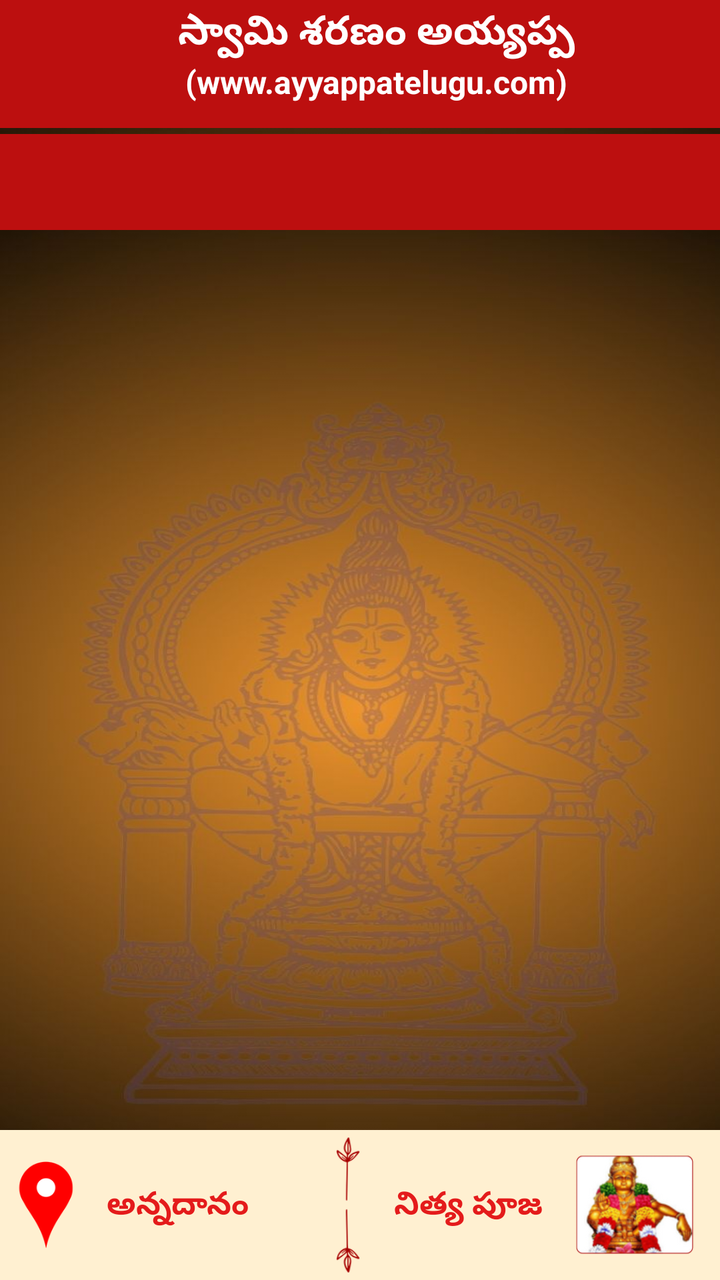
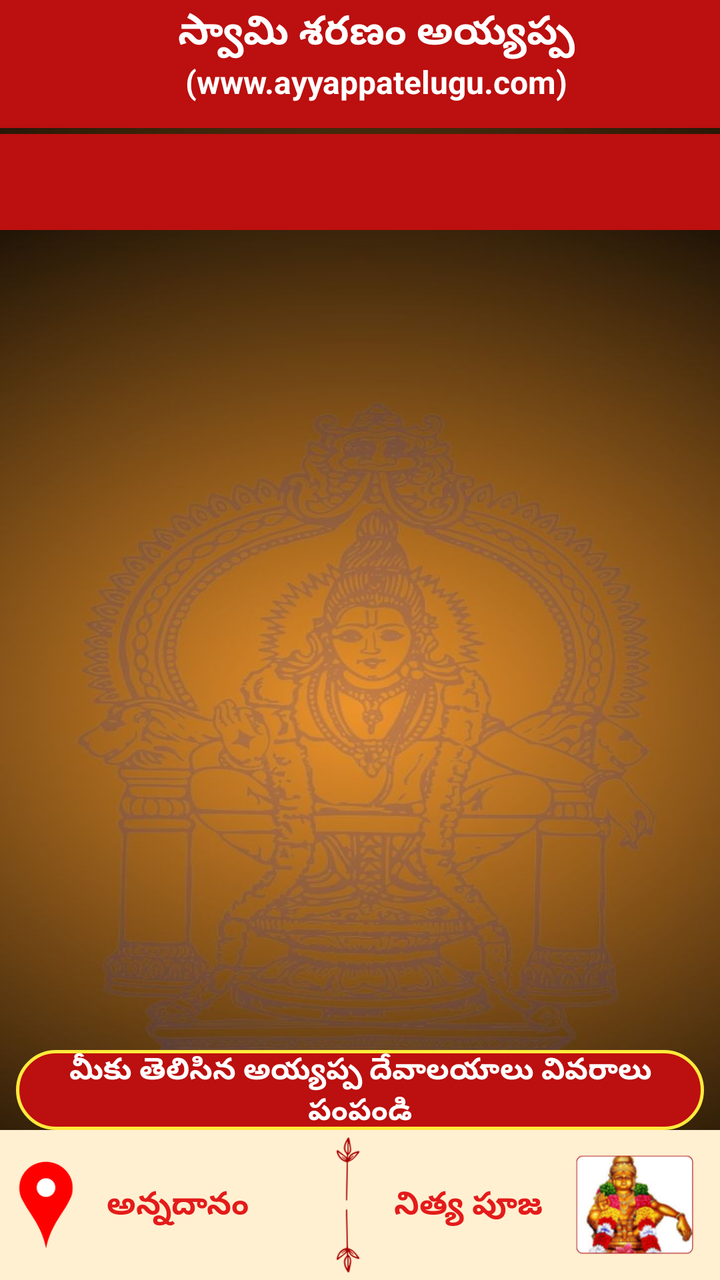

Screens rendered from an Android XML layout before and after an edit, with the pre-edit source and the edit as a unified diff.
<!-- AndroidManifest.xml: application theme Theme.AyyapaTelugu -->
<!-- res/layout/activity_view_all_ayyappa_temples.xml -->
<?xml version="1.0" encoding="utf-8"?>
<androidx.coordinatorlayout.widget.CoordinatorLayout xmlns:android="http://schemas.android.com/apk/res/android"
    xmlns:app="http://schemas.android.com/apk/res-auto"
    xmlns:tools="http://schemas.android.com/tools"
    android:layout_width="match_parent"
    android:layout_height="match_parent"
    android:background="@drawable/bg_logo"
    android:fitsSystemWindows="true"
    tools:context=".HomeActivity">
    <com.google.android.material.appbar.AppBarLayout
        android:layout_width="match_parent"
        android:layout_height="wrap_content"
        android:background="#BC0F0F">
        <androidx.appcompat.widget.Toolbar
            android:id="@+id/toolbar"
            android:layout_width="match_parent"
            android:layout_height="wrap_content"
            android:background="#BC0F0F"
            >
            <include
                layout="@layout/headr_toolbar"
                android:layout_width="match_parent"
                android:layout_height="match_parent"
                />
        </androidx.appcompat.widget.Toolbar>
    </com.google.android.material.appbar.AppBarLayout>



    <include
        layout="@layout/ayyappa_temples_list"
        android:layout_width="match_parent"
        android:layout_height="match_parent"
        android:layout_marginTop="67dp"/>


    <LinearLayout
        android:layout_width="match_parent"
        android:layout_height="75dp"
        android:orientation="horizontal"
        android:layout_gravity="bottom"
        android:background="#FFF0D1">

        <LinearLayout
            android:layout_width="match_parent"
            android:layout_height="wrap_content"
            android:orientation="horizontal"
            android:weightSum="5"
            android:gravity="center"
            android:layout_weight="1">


            <ImageView
                android:layout_width="0dp"
                android:layout_height="60dp"
                android:layout_weight="1"
                android:id="@+id/layout_image_anadanam"
                android:layout_marginLeft="-20dp"
                android:src="@drawable/location"/>
            <TextView
                android:layout_width="0dp"
                android:layout_height="wrap_content"
                android:text="అన్నదానం"
                android:layout_weight="1"
                android:textColor="#E41B1B"
                android:id="@+id/layout_txt_anadanam"
                android:gravity="center"
                android:layout_marginLeft="-20dp"
                android:textSize="16dp"
                android:textStyle="bold"/>

            <ImageView
                android:layout_width="0dp"
                android:layout_height="wrap_content"
                android:layout_weight="1"
                android:layout_marginLeft="-0dp"
                android:src="@drawable/bottomcenter"/>

            <TextView
                android:layout_width="0dp"
                android:layout_height="wrap_content"
                android:text="నిత్య పూజ"
                android:layout_weight="1"
                android:textColor="#E41B1B"
                android:textSize="16dp"
                android:id="@+id/txt_nitya_pooja"
                android:layout_marginRight="-18dp"
                android:layout_marginLeft="-20dp"
                android:textStyle="bold"/>

            <ImageView
                android:layout_width="0dp"
                android:layout_height="70dp"
                android:layout_weight="1"
                android:id="@+id/img_nitya_pooja"
                android:layout_marginTop="18dp"
                android:layout_marginBottom="18dp"
                android:layout_marginLeft="10dp"
                android:src="@drawable/nithyapooja"/>

        </LinearLayout>
    </LinearLayout>

</androidx.coordinatorlayout.widget.CoordinatorLayout>
<!-- res/layout/headr_toolbar.xml (included above) -->
<?xml version="1.0" encoding="utf-8"?>
<LinearLayout
    xmlns:android="http://schemas.android.com/apk/res/android"
    android:layout_width="match_parent"
    android:layout_height="match_parent"
    android:gravity="center"
    android:background="#BC0F0F"
    android:orientation="vertical">
    <TextView
        android:layout_width="match_parent"
        android:layout_height="wrap_content"
        android:text="స్వామి శరణం అయ్యప్ప"
        android:textColor="#fff"
        android:textSize="20dp"
        android:gravity="center"
        android:textStyle="bold"/>
    <TextView
        android:layout_width="match_parent"
        android:layout_height="wrap_content"
        android:text="(www.ayyappatelugu.com)"
        android:textColor="#fff"
        android:gravity="center"
        android:textSize="16dp"
        android:layout_marginBottom="10dp"
        android:textStyle="bold"/>

</LinearLayout>
<!-- res/layout/ayyappa_temples_list.xml (included above) -->
<?xml version="1.0" encoding="utf-8"?>
<LinearLayout xmlns:android="http://schemas.android.com/apk/res/android"
    xmlns:tools="http://schemas.android.com/tools"
    android:layout_width="match_parent"
    android:layout_height="match_parent"
    android:background="@drawable/bg_logo"
    android:orientation="vertical"
    xmlns:app="http://schemas.android.com/apk/res-auto">


    <LinearLayout
        android:layout_width="match_parent"
        android:layout_height="match_parent"
        android:orientation="vertical"
        android:background="@drawable/bg_logo"
        >

        <LinearLayout
            android:layout_width="match_parent"
            android:layout_height="wrap_content"
            android:weightSum="3"
            android:gravity="center"
            android:background="#BC0F0F"
            android:orientation="horizontal">
            <com.google.android.material.tabs.TabLayout
                android:layout_width="match_parent"
                android:layout_height="wrap_content"
                app:tabTextColor="@color/white"
                android:id="@+id/tabLayout"
                app:tabGravity="fill"
                app:tabMode="fixed"
                app:tabBackground="@drawable/tab_selected"
                app:layout_constraintTop_toTopOf="parent"
                app:layout_constraintStart_toStartOf="parent"
                app:layout_constraintEnd_toEndOf="parent"
                android:background="#BC0F0F">
            </com.google.android.material.tabs.TabLayout>
        </LinearLayout>
        <LinearLayout
            android:layout_width="match_parent"
            android:layout_height="wrap_content"
            android:orientation="vertical">
            <androidx.viewpager.widget.ViewPager
                android:id="@+id/viewPager"
                android:layout_width="match_parent"
                android:layout_height="match_parent"
                app:layout_constraintTop_toBottomOf="@id/tabLayout"
                app:layout_behavior="@string/appbar_scrolling_view_behavior"/>
        </LinearLayout>
    </LinearLayout>




</LinearLayout>
<!-- resources referenced by this layout -->
<resources>
  <color name="white">#FFFFFFFF</color>
  <!-- drawable bg_logo: jpeg bitmap (drawable, 66365 bytes) -->
  <!-- drawable bottomcenter: png bitmap (drawable, 6547 bytes) -->
  <!-- drawable location: png bitmap (drawable, 5669 bytes) -->
  <!-- drawable nithyapooja: png bitmap (drawable, 51567 bytes) -->
  <!-- drawable tab_selected (drawable) -->
  <?xml version="1.0" encoding="utf-8"?>
  <selector xmlns:android="http://schemas.android.com/apk/res/android">
      <item android:drawable="@drawable/txt_background" android:state_selected="true"/>
      <item android:drawable="@drawable/tab_unselected"/>
  </selector>
  <style name="Theme.AyyapaTelugu" parent="Base.Theme.AyyapaTelugu" />
  <!-- drawable txt_background (drawable) -->
  <?xml version="1.0" encoding="utf-8"?>
  <shape
      xmlns:android="http://schemas.android.com/apk/res/android"
      android:shape="rectangle" >
  
      <corners
          android:radius="0dp"/>
      <solid
          android:color="#27ae60"/>
  </shape>
  <!-- drawable tab_unselected (drawable) -->
  <?xml version="1.0" encoding="utf-8"?>
  <selector xmlns:android="http://schemas.android.com/apk/res/android">
  
  </selector>
  <style name="Base.Theme.AyyapaTelugu" parent="Theme.Material3.DayNight.NoActionBar">
          
          
          <item name="windowActionBar">false</item>
          <item name="android:windowNoTitle">true</item>
  
      </style>
</resources>

<!-- the commit's change to res/layout/activity_view_all_ayyappa_temples.xml (unified diff, before → after) -->
@@ -32,6 +32,24 @@
         android:layout_width="match_parent"
         android:layout_height="match_parent"
         android:layout_marginTop="67dp"/>
+
+    <TextView
+        android:id="@+id/txt_send_ayyappatemples_details"
+        android:layout_width="match_parent"
+        android:layout_height="40dp"
+        android:layout_gravity="bottom"
+        android:layout_marginBottom="75dp"
+        android:gravity="center"
+        android:text="మీకు తెలిసిన అయ్యప్ప దేవాలయాలు వివరాలు పంపండి"
+        android:background="@drawable/bg_send_guru_rect"
+        android:textColor="#FFFFFF"
+        android:textSize="15sp"
+        android:textStyle="bold"
+        android:clickable="true"
+        android:focusable="true"
+        android:layout_marginLeft="8dp"
+        android:layout_marginRight="8dp"
+        android:foreground="?attr/selectableItemBackground" />
 
 
     <LinearLayout
<!-- resource entries referenced after the edit -->
@@ -2,6 +2,16 @@
 <resources>
   <color name="white">#FFFFFFFF</color>
   <!-- drawable bg_logo: jpeg bitmap (drawable, 66365 bytes) -->
+  <!-- drawable bg_send_guru_rect (drawable) -->
+  <?xml version="1.0" encoding="utf-8"?>
+  <shape xmlns:android="http://schemas.android.com/apk/res/android"
+      android:shape="rectangle">
+      <solid android:color="#BC0F0F" />
+      <corners android:radius="100dp" />
+      <stroke
+          android:width="1.5dp"
+          android:color="#FFEB3B" />
+  </shape>
   <!-- drawable bottomcenter: png bitmap (drawable, 6547 bytes) -->
   <!-- drawable location: png bitmap (drawable, 5669 bytes) -->
   <!-- drawable nithyapooja: png bitmap (drawable, 51567 bytes) -->
